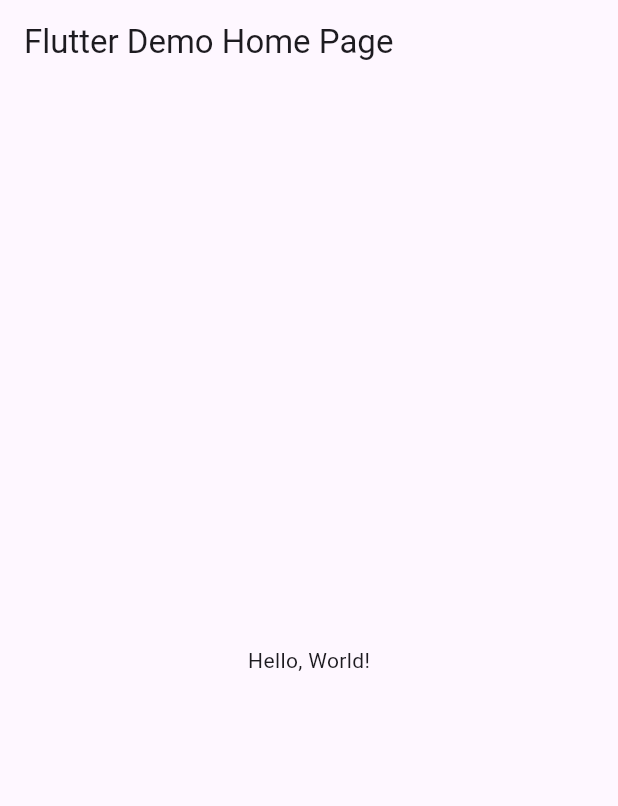
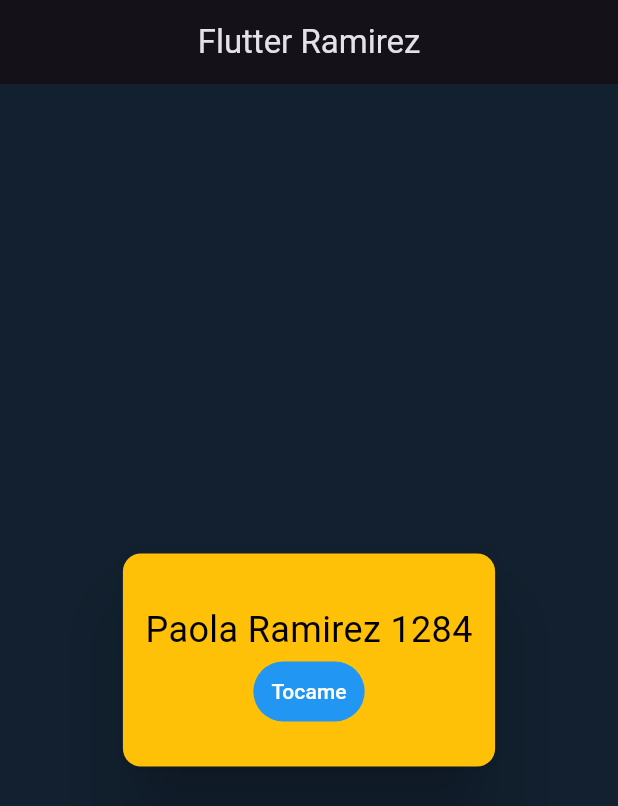
Before and after one commit to Paola-ramirez128/CursoFlutter1284, a Flutter app: the screen it shows after launch, on a phone screen of 412 x 824 dp. Shown: the top 806 px of the screen. Run offline on Flutter 3.47's test engine with Material 3 defaults, Android fonts, the phone set to English and light mode, and no system bars.

Commit message:
ahora si

```diff
--- a/lib/main.dart
+++ b/lib/main.dart
@@ -1,42 +1,25 @@
 import 'package:flutter/material.dart';
+import 'package:ramirezcurso/mi_widgets/mi_tarjeta.dart';
 
-void main() => runApp(MyApp());
+const Color darkBlue = Color(0xFF12202F);
 
-class MyApp extends StatelessWidget {
-  const MyApp({super.key});
-  // This widget is the root of your application.
+void main() => runApp(const MiTarjeta());
+
+class MiTarjeta extends StatelessWidget {
+  const MiTarjeta({Key? key}) : super(key: key);
+
   @override
   Widget build(BuildContext context) {
     return MaterialApp(
-      // Application name
-      title: 'Flutter Hello World',
-      // Application theme data, you can set the colors for the application as
-      // you want
-      theme: ThemeData(
-        // useMaterial3: false,
-        primarySwatch: Colors.blue,
-      ),
-      // A widget which will be started on application startup
-      home: MyHomePage(title: 'Flutter Demo Home Page'),
-    );
-  }
-}
-
-class MyHomePage extends StatelessWidget {
-  final String title;
-  const MyHomePage({super.key, required this.title});
-
-  @override
-  Widget build(BuildContext context) {
-    return Scaffold(
-      appBar: AppBar(
-        // The title text which will be shown on the action bar
-        title: Text(title),
-      ),
-      body: Center(
-        child: Text(
-          'Hello, World!',
+      theme: ThemeData.dark().copyWith(scaffoldBackgroundColor: darkBlue),
+      debugShowCheckedModeBanner: false,
+      title: 'Flutter Widget Tarjeta Card',
+      home: Scaffold(
+        appBar: AppBar(
+          title: const Text("Flutter Ramirez"),
+          centerTitle: true,
         ),
+        body: const LaTarjeta(),
       ),
     );
   }
--- /dev/null
+++ b/lib/mi_widgets/mi_tarjeta.dart
@@ -0,0 +1,48 @@
+import 'package:flutter/material.dart';
+
+class LaTarjeta extends StatefulWidget {
+  const LaTarjeta({Key? key}) : super(key: key);
+
+  @override
+  State<LaTarjeta> createState() => _LaTarjetaState();
+}
+
+class _LaTarjetaState extends State<LaTarjeta> {
+  @override
+  Widget build(BuildContext context) {
+    return Center(
+      child: SizedBox(
+        height: 150,
+        child: Card(
+          elevation: 20,
+          color: Colors.amber,
+          child: Padding(
+            padding: EdgeInsets.all(15.0),
+            child: Column(
+              mainAxisAlignment: MainAxisAlignment.center,
+              children: <Widget>[
+                SizedBox(
+                  height: 8,
+                ),
+                Text(
+                  "Paola Ramirez 1284",
+                  style: TextStyle(color: Colors.black, fontSize: 24),
+                ),
+                TextButton(
+                  onPressed: () {},
+                  child: Text(
+                    "Tocame",
+                  ),
+                  style: TextButton.styleFrom(
+                    backgroundColor: Colors.blue,
+                    foregroundColor: Colors.white, // Color del texto
+                  ),
+                )
+              ],
+            ),
+          ),
+        ),
+      ),
+    );
+  }
+}
```
Also changed, not shown: z_recursos/card.png (added), 1 other file.
